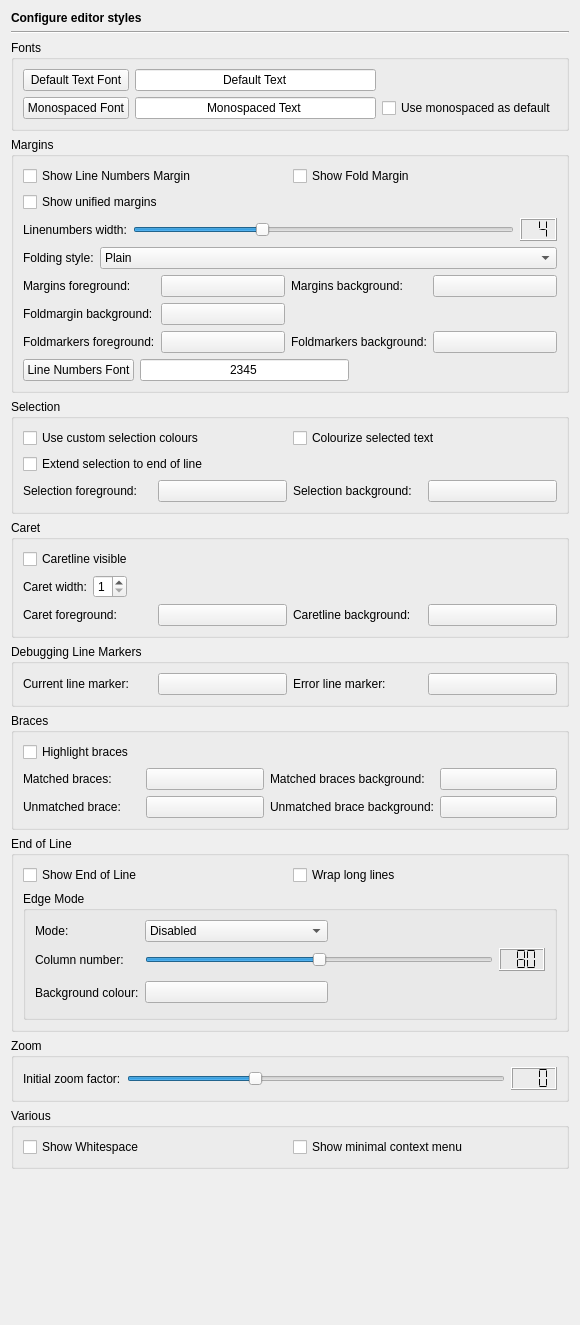
First picture: the form in Preferences/ConfigurationPages/EditorStylesPage.ui, repository testmana2/test, before the edit.
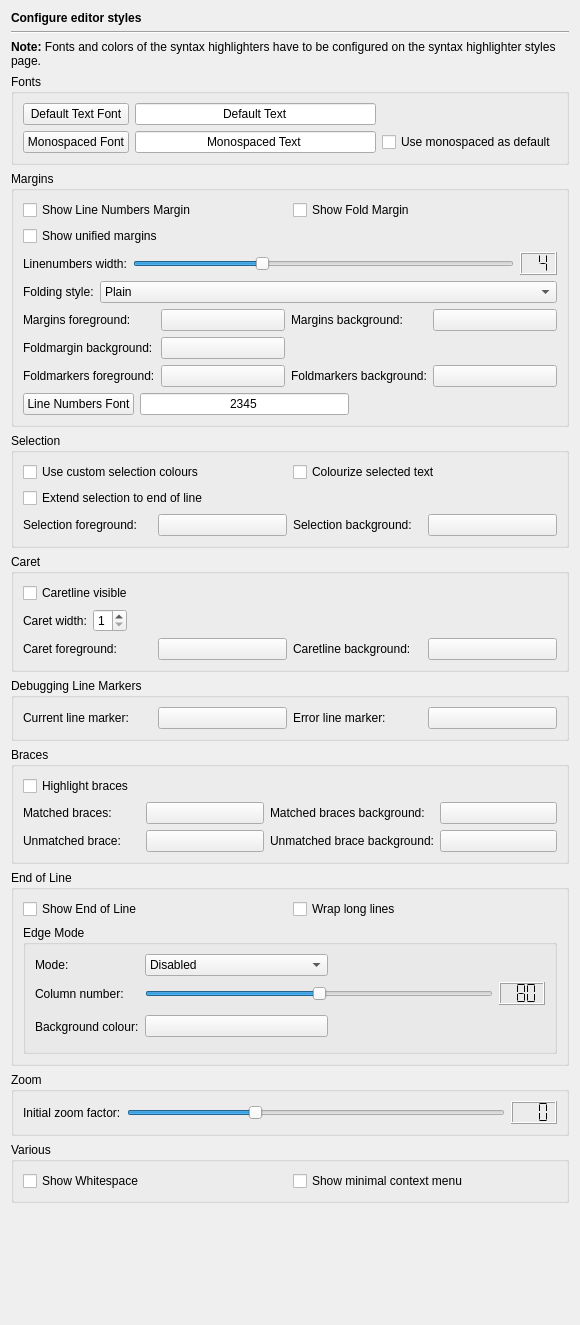
Second picture: the form after the edit.

Commit message: Added a note to more fonts and colors configuration to the editor styles config page.

The edit to the form file:
```diff
--- a/Preferences/ConfigurationPages/EditorStylesPage.ui
+++ b/Preferences/ConfigurationPages/EditorStylesPage.ui
@@ -31,6 +31,16 @@
      </property>
     </widget>
    </item>
+   <item>
+    <widget class="QLabel" name="label_3">
+     <property name="text">
+      <string>&lt;b&gt;Note:&lt;/b&gt; Fonts and colors of the syntax highlighters have to be configured on the syntax highlighter styles page.</string>
+     </property>
+     <property name="wordWrap">
+      <bool>true</bool>
+     </property>
+    </widget>
+   </item>
    <item>
     <widget class="QGroupBox" name="groupBox_5">
      <property name="title">
```
